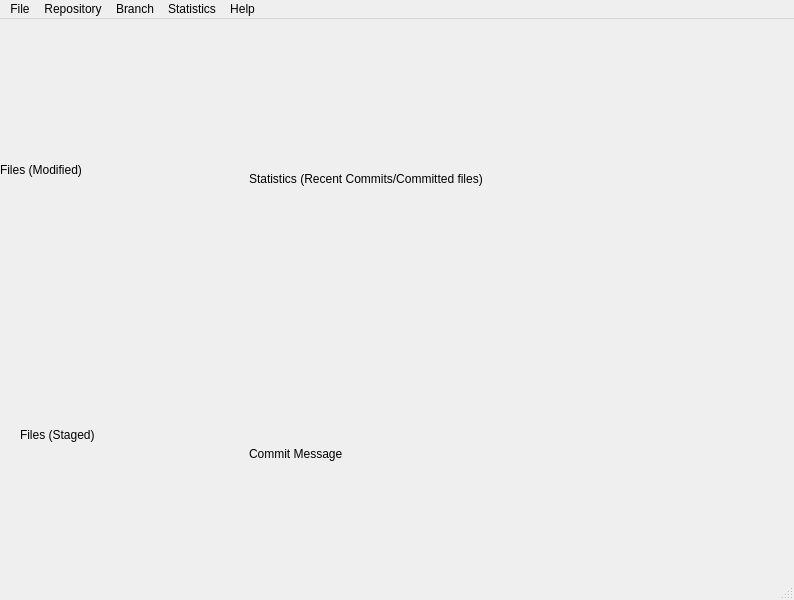
Sam-Horner-42/CPPMiniVersionControl, file gui/MainWindow.ui: the form before one commit.
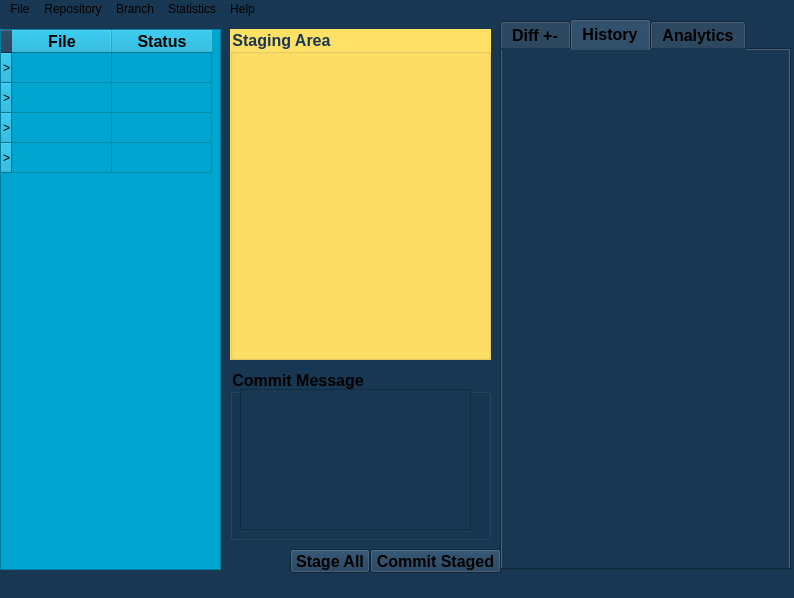
The form after the commit. Icons and pictures are not drawn.

Commit message: Got both main buttons to work, need to load default repo data for display and pass to main window

```diff
--- a/gui/MainWindow.ui
+++ b/gui/MainWindow.ui
@@ -7,88 +7,333 @@
     <x>0</x>
     <y>0</y>
     <width>794</width>
-    <height>600</height>
+    <height>598</height>
    </rect>
   </property>
   <property name="windowTitle">
    <string>MainWindow</string>
   </property>
+  <property name="styleSheet">
+   <string notr="true">background-color: rgb(23, 55, 83);</string>
+  </property>
   <widget class="QWidget" name="centralwidget">
-   <widget class="QWidget" name="horizontalLayoutWidget">
+   <widget class="QTabWidget" name="tabWidget">
     <property name="geometry">
      <rect>
-      <x>249</x>
-      <y>9</y>
-      <width>541</width>
-      <height>301</height>
+      <x>500</x>
+      <y>0</y>
+      <width>291</width>
+      <height>551</height>
      </rect>
     </property>
-    <layout class="QHBoxLayout" name="horizontalLayout">
-     <item>
-      <widget class="QLabel" name="label_2">
-       <property name="text">
-        <string>Statistics (Recent Commits/Committed files)</string>
-       </property>
-      </widget>
-     </item>
-    </layout>
+    <property name="font">
+     <font>
+      <family>Arial</family>
+      <pointsize>12</pointsize>
+      <bold>true</bold>
+     </font>
+    </property>
+    <property name="currentIndex">
+     <number>1</number>
+    </property>
+    <widget class="QWidget" name="diffTab">
+     <attribute name="title">
+      <string>Diff +-</string>
+     </attribute>
+    </widget>
+    <widget class="QWidget" name="history">
+     <attribute name="icon">
+      <iconset theme="QIcon::ThemeIcon::DocumentOpenRecent"/>
+     </attribute>
+     <attribute name="title">
+      <string>History</string>
+     </attribute>
+    </widget>
+    <widget class="QWidget" name="analytics">
+     <attribute name="icon">
+      <iconset theme="QIcon::ThemeIcon::DialogInformation"/>
+     </attribute>
+     <attribute name="title">
+      <string>Analytics</string>
+     </attribute>
+    </widget>
    </widget>
-   <widget class="QWidget" name="gridLayoutWidget">
+   <widget class="QTableWidget" name="tableWidget">
     <property name="geometry">
      <rect>
       <x>0</x>
-      <y>30</y>
-      <width>241</width>
-      <height>241</height>
-     </rect>
-    </property>
-    <layout class="QGridLayout" name="gridLayout">
-     <item row="0" column="0">
-      <widget class="QLabel" name="label">
-       <property name="text">
-        <string>Files (Modified)</string>
-       </property>
-      </widget>
-     </item>
-    </layout>
-   </widget>
-   <widget class="QWidget" name="gridLayoutWidget_2">
-    <property name="geometry">
-     <rect>
-      <x>249</x>
-      <y>319</y>
-      <width>541</width>
-      <height>231</height>
-     </rect>
-    </property>
-    <layout class="QGridLayout" name="gridLayout_2">
-     <item row="0" column="0">
-      <widget class="QLabel" name="label_3">
-       <property name="text">
-        <string>Commit Message</string>
-       </property>
-      </widget>
-     </item>
-    </layout>
-   </widget>
-   <widget class="QWidget" name="gridLayoutWidget_4">
-    <property name="geometry">
-     <rect>
-      <x>20</x>
-      <y>280</y>
+      <y>10</y>
       <width>221</width>
-      <height>271</height>
+      <height>541</height>
      </rect>
     </property>
-    <layout class="QGridLayout" name="gridLayout_4">
-     <item row="0" column="0">
-      <widget class="QLabel" name="label_4">
-       <property name="text">
-        <string>Files (Staged)</string>
-       </property>
-      </widget>
-     </item>
-    </layout>
+    <property name="styleSheet">
+     <string notr="true">background-color: rgb(0, 165, 207);
+alternate-background-color: rgb(234, 217, 76);</string>
+    </property>
+    <row>
+     <property name="text">
+      <string>&gt;</string>
+     </property>
+    </row>
+    <row>
+     <property name="text">
+      <string>&gt;</string>
+     </property>
+    </row>
+    <row>
+     <property name="text">
+      <string>&gt;</string>
+     </property>
+    </row>
+    <row>
+     <property name="text">
+      <string>&gt;</string>
+     </property>
+    </row>
+    <column>
+     <property name="text">
+      <string>File</string>
+     </property>
+     <property name="font">
+      <font>
+       <family>Arial</family>
+       <pointsize>12</pointsize>
+       <bold>true</bold>
+      </font>
+     </property>
+     <property name="background">
+      <color>
+       <red>30</red>
+       <green>133</green>
+       <blue>118</blue>
+      </color>
+     </property>
+    </column>
+    <column>
+     <property name="text">
+      <string>Status</string>
+     </property>
+     <property name="font">
+      <font>
+       <family>Arial</family>
+       <pointsize>12</pointsize>
+       <bold>true</bold>
+      </font>
+     </property>
+     <property name="background">
+      <color>
+       <red>30</red>
+       <green>133</green>
+       <blue>118</blue>
+      </color>
+     </property>
+    </column>
+   </widget>
+   <widget class="QGroupBox" name="groupBox">
+    <property name="geometry">
+     <rect>
+      <x>230</x>
+      <y>350</y>
+      <width>261</width>
+      <height>171</height>
+     </rect>
+    </property>
+    <property name="font">
+     <font>
+      <family>Arial</family>
+      <pointsize>12</pointsize>
+      <bold>true</bold>
+     </font>
+    </property>
+    <property name="title">
+     <string>Commit Message</string>
+    </property>
+    <widget class="QTextEdit" name="textEdit">
+     <property name="geometry">
+      <rect>
+       <x>10</x>
+       <y>20</y>
+       <width>231</width>
+       <height>141</height>
+      </rect>
+     </property>
+    </widget>
+   </widget>
+   <widget class="QPushButton" name="pushButton">
+    <property name="geometry">
+     <rect>
+      <x>370</x>
+      <y>530</y>
+      <width>131</width>
+      <height>24</height>
+     </rect>
+    </property>
+    <property name="font">
+     <font>
+      <family>Arial</family>
+      <pointsize>12</pointsize>
+      <bold>true</bold>
+     </font>
+    </property>
+    <property name="text">
+     <string>Commit Staged</string>
+    </property>
+   </widget>
+   <widget class="QPushButton" name="pushButton_2">
+    <property name="geometry">
+     <rect>
+      <x>290</x>
+      <y>530</y>
+      <width>80</width>
+      <height>24</height>
+     </rect>
+    </property>
+    <property name="font">
+     <font>
+      <family>Arial</family>
+      <pointsize>12</pointsize>
+      <bold>true</bold>
+     </font>
+    </property>
+    <property name="text">
+     <string>Stage All</string>
+    </property>
+   </widget>
+   <widget class="QGroupBox" name="groupBox_2">
+    <property name="geometry">
+     <rect>
+      <x>230</x>
+      <y>10</y>
+      <width>261</width>
+      <height>331</height>
+     </rect>
+    </property>
+    <property name="palette">
+     <palette>
+      <active>
+       <colorrole role="Button">
+        <brush brushstyle="SolidPattern">
+         <color alpha="255">
+          <red>255</red>
+          <green>224</green>
+          <blue>102</blue>
+         </color>
+        </brush>
+       </colorrole>
+       <colorrole role="Text">
+        <brush brushstyle="SolidPattern">
+         <color alpha="255">
+          <red>23</red>
+          <green>55</green>
+          <blue>83</blue>
+         </color>
+        </brush>
+       </colorrole>
+       <colorrole role="Base">
+        <brush brushstyle="SolidPattern">
+         <color alpha="255">
+          <red>255</red>
+          <green>224</green>
+          <blue>102</blue>
+         </color>
+        </brush>
+       </colorrole>
+       <colorrole role="Window">
+        <brush brushstyle="SolidPattern">
+         <color alpha="255">
+          <red>255</red>
+          <green>224</green>
+          <blue>102</blue>
+         </color>
+        </brush>
+       </colorrole>
+      </active>
+      <inactive>
+       <colorrole role="Button">
+        <brush brushstyle="SolidPattern">
+         <color alpha="255">
+          <red>255</red>
+          <green>224</green>
+          <blue>102</blue>
+         </color>
+        </brush>
+       </colorrole>
+       <colorrole role="Text">
+        <brush brushstyle="SolidPattern">
+         <color alpha="255">
+          <red>23</red>
+          <green>55</green>
+          <blue>83</blue>
+         </color>
+        </brush>
+       </colorrole>
+       <colorrole role="Base">
+        <brush brushstyle="SolidPattern">
+         <color alpha="255">
+          <red>255</red>
+          <green>224</green>
+          <blue>102</blue>
+         </color>
+        </brush>
+       </colorrole>
+       <colorrole role="Window">
+        <brush brushstyle="SolidPattern">
+         <color alpha="255">
+          <red>255</red>
+          <green>224</green>
+          <blue>102</blue>
+         </color>
+        </brush>
+       </colorrole>
+      </inactive>
+      <disabled>
+       <colorrole role="Button">
+        <brush brushstyle="SolidPattern">
+         <color alpha="255">
+          <red>255</red>
+          <green>224</green>
+          <blue>102</blue>
+         </color>
+        </brush>
+       </colorrole>
+       <colorrole role="Base">
+        <brush brushstyle="SolidPattern">
+         <color alpha="255">
+          <red>255</red>
+          <green>224</green>
+          <blue>102</blue>
+         </color>
+        </brush>
+       </colorrole>
+       <colorrole role="Window">
+        <brush brushstyle="SolidPattern">
+         <color alpha="255">
+          <red>255</red>
+          <green>224</green>
+          <blue>102</blue>
+         </color>
+        </brush>
+       </colorrole>
+      </disabled>
+     </palette>
+    </property>
+    <property name="font">
+     <font>
+      <family>Arial</family>
+      <pointsize>12</pointsize>
+      <bold>true</bold>
+     </font>
+    </property>
+    <property name="styleSheet">
+     <string notr="true">background-color: rgb(255, 224, 102);</string>
+    </property>
+    <property name="title">
+     <string>Staging Area</string>
+    </property>
+    <property name="checkable">
+     <bool>false</bool>
+    </property>
    </widget>
   </widget>
   <widget class="QMenuBar" name="menubar">
```
Left out of the diff: 7 changed lines with no effect on the pictures. The commit also changes 8 other files.
